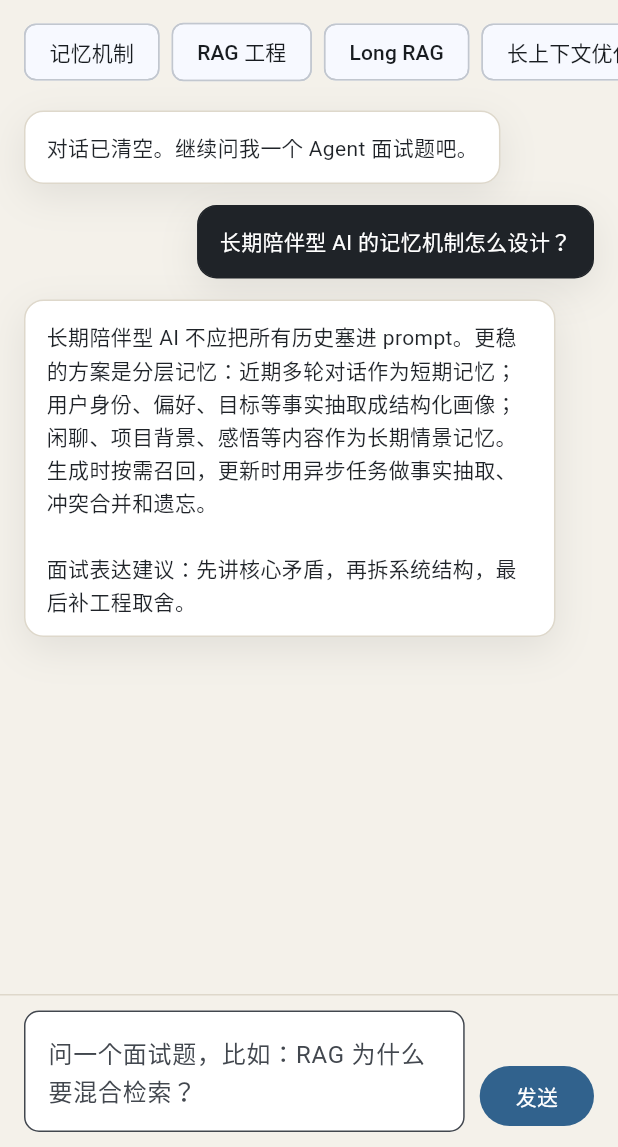
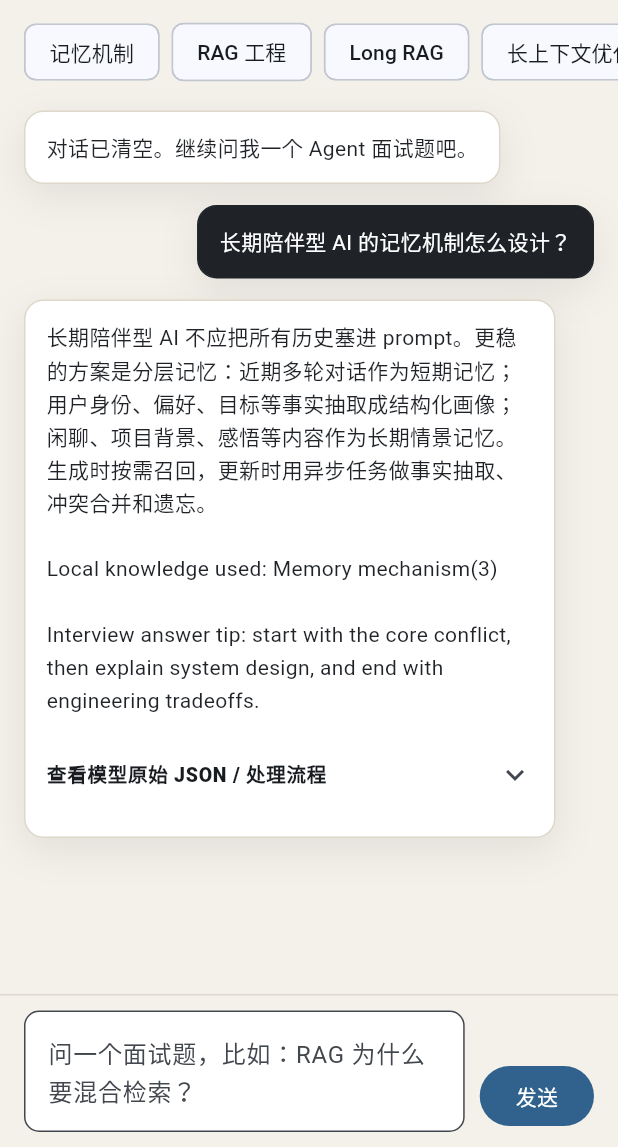
Before and after one commit to cuizihao1992/llm-agent-interview-lab, a Flutter app: the screen it shows after launch, after a tap on the "delete outline" icon, after a tap on "记忆机制", on a phone screen of 412 x 824 dp, the part 89-1236 px from its top. Run offline on Flutter 3.47's test engine with Material 3 defaults, Android fonts, the phone set to English and light mode, and no system bars; our stand-ins replace shared_preferences.

Commit message:
Add local knowledge retrieval

```diff
--- a/apps/flutter_agent_interview/lib/main.dart
+++ b/apps/flutter_agent_interview/lib/main.dart
@@ -67,16 +67,19 @@ class ModelDebugTrace {
   const ModelDebugTrace({
     required this.requestJson,
     required this.responseJson,
+    required this.retrievedKnowledgeJson,
     required this.processedAnswer,
   });
 
   final String requestJson;
   final String responseJson;
+  final String retrievedKnowledgeJson;
   final String processedAnswer;
 
   Map<String, dynamic> toJson() => {
         'requestJson': requestJson,
         'responseJson': responseJson,
+        'retrievedKnowledgeJson': retrievedKnowledgeJson,
         'processedAnswer': processedAnswer,
       };
 
@@ -84,6 +87,7 @@ class ModelDebugTrace {
     return ModelDebugTrace(
       requestJson: json['requestJson'] as String? ?? '',
       responseJson: json['responseJson'] as String? ?? '',
+      retrievedKnowledgeJson: json['retrievedKnowledgeJson'] as String? ?? '',
       processedAnswer: json['processedAnswer'] as String? ?? '',
     );
   }
@@ -107,6 +111,29 @@ class ModelCallException implements Exception {
 
   @override
   String toString() => message;
+}
+
+class RetrievedKnowledge {
+  const RetrievedKnowledge({
+    required this.id,
+    required this.title,
+    required this.content,
+    required this.score,
+  });
+
+  final String id;
+  final String title;
+  final String content;
+  final int score;
+
+  Map<String, dynamic> toJson() => {
+        'id': id,
+        'title': title,
+        'score': score,
+        'content': content,
+      };
+
+  String get promptBlock => '[$title score=$score]\n$content';
 }
 
 class MemoryFact {
@@ -365,10 +392,11 @@ class _ChatScreenState extends State<ChatScreen> {
     _controller.clear();
     _scrollToBottom();
 
+    final retrievedKnowledge = _knowledge.retrieve(question);
     late final ChatMessage assistantMessage;
     if (_settings.hasApiKey) {
       try {
-        final result = await _callModel();
+        final result = await _callModel(retrievedKnowledge);
         assistantMessage = ChatMessage(
           role: 'assistant',
           content: result.answer,
@@ -376,13 +404,14 @@ class _ChatScreenState extends State<ChatScreen> {
         );
       } on ModelCallException catch (error) {
         final fallback =
-            'Model call failed: ${error.message}\n\nFallback local demo:\n${_knowledge.demoAnswer(question, _enabledMemories)}';
+            'Model call failed: ${error.message}\n\nFallback local demo:\n${_knowledge.demoAnswer(question, _enabledMemories, retrievedKnowledge)}';
         assistantMessage = ChatMessage(
           role: 'assistant',
           content: fallback,
           debugTrace: ModelDebugTrace(
             requestJson: error.debugTrace.requestJson,
             responseJson: error.debugTrace.responseJson,
+            retrievedKnowledgeJson: error.debugTrace.retrievedKnowledgeJson,
             processedAnswer: fallback,
           ),
         );
@@ -390,13 +419,34 @@ class _ChatScreenState extends State<ChatScreen> {
         assistantMessage = ChatMessage(
           role: 'assistant',
           content:
-              'Model call failed: $error\n\nFallback local demo:\n${_knowledge.demoAnswer(question, _enabledMemories)}',
+              'Model call failed: $error\n\nFallback local demo:\n${_knowledge.demoAnswer(question, _enabledMemories, retrievedKnowledge)}',
         );
       }
     } else {
       assistantMessage = ChatMessage(
           role: 'assistant',
-          content: _knowledge.demoAnswer(question, _enabledMemories));
+          content: _knowledge.demoAnswer(
+            question,
+            _enabledMemories,
+            retrievedKnowledge,
+          ),
+          debugTrace: ModelDebugTrace(
+            requestJson: _prettyJson({
+              'mode': 'local-demo',
+              'question': question,
+              'enabled_memories':
+                  _enabledMemories.map((memory) => memory.toJson()).toList(),
+            }),
+            responseJson: _prettyJson({'mode': 'local-demo'}),
+            retrievedKnowledgeJson: _prettyJson(
+              retrievedKnowledge.map((item) => item.toJson()).toList(),
+            ),
+            processedAnswer: _knowledge.demoAnswer(
+              question,
+              _enabledMemories,
+              retrievedKnowledge,
+            ),
+          ));
     }
 
     final nextMemories = _mergeMemories(_memories, _extractMemories(question));
@@ -414,7 +464,9 @@ class _ChatScreenState extends State<ChatScreen> {
     _scrollToBottom();
   }
 
-  Future<ModelCallResult> _callModel() async {
+  Future<ModelCallResult> _callModel(
+    List<RetrievedKnowledge> retrievedKnowledge,
+  ) async {
     final endpoint =
         '${_settings.baseUrl.replaceFirst(RegExp(r'/$'), '')}/chat/completions';
     final conversation = _messages
@@ -423,7 +475,7 @@ class _ChatScreenState extends State<ChatScreen> {
     final requestBody = {
       'model': _settings.model,
       'messages': [
-        {'role': 'system', 'content': _systemPrompt()},
+        {'role': 'system', 'content': _systemPrompt(retrievedKnowledge)},
         ...conversation.takeLast(8).map((message) => {
               'role': message.role,
               'content': message.content,
@@ -457,6 +509,9 @@ class _ChatScreenState extends State<ChatScreen> {
         ModelDebugTrace(
           requestJson: requestDebugJson,
           responseJson: responseDebugJson,
+          retrievedKnowledgeJson: _prettyJson(
+            retrievedKnowledge.map((item) => item.toJson()).toList(),
+          ),
           processedAnswer: '',
         ),
       );
@@ -471,6 +526,9 @@ class _ChatScreenState extends State<ChatScreen> {
         debugTrace: ModelDebugTrace(
           requestJson: requestDebugJson,
           responseJson: responseDebugJson,
+          retrievedKnowledgeJson: _prettyJson(
+            retrievedKnowledge.map((item) => item.toJson()).toList(),
+          ),
           processedAnswer: answer,
         ),
       );
@@ -484,29 +542,38 @@ class _ChatScreenState extends State<ChatScreen> {
       debugTrace: ModelDebugTrace(
         requestJson: requestDebugJson,
         responseJson: responseDebugJson,
+        retrievedKnowledgeJson: _prettyJson(
+          retrievedKnowledge.map((item) => item.toJson()).toList(),
+        ),
         processedAnswer: answer,
       ),
     );
   }
 
-  String _systemPrompt() {
+  String _systemPrompt(List<RetrievedKnowledge> retrievedKnowledge) {
     final factText = _enabledMemories.isEmpty
         ? 'none'
         : _enabledMemories.map((fact) => '- ${fact.promptLine}').join('\n');
+    final retrievedText = retrievedKnowledge.isEmpty
+        ? 'none'
+        : retrievedKnowledge.map((item) => item.promptBlock).join('\n\n');
     return '''
-你是一个大模型 Agent 算法面试陪练。请用中文回答，结构清晰，优先给出面试可表达的答案。
+You are an LLM Agent algorithm interview coach. Answer in Chinese with a clear interview-ready structure.
 
-本地用户画像：
+Local user memories:
 $factText
 
-内置知识库：
+Local knowledge retrieved for this question:
+$retrievedText
+
+Built-in knowledge base:
 ${_knowledge.promptContext}
 
-要求：
-1. 先讲核心矛盾。
-2. 再拆系统结构。
-3. 最后补工程取舍。
-4. 不要声称你做了 RAG 检索；当前版本只使用内置知识和本地记忆。
+Requirements:
+1. Start with the core conflict.
+2. Break down the system design.
+3. End with engineering tradeoffs.
+4. Use retrieved local knowledge when relevant, but do not invent external sources.
 ''';
   }
 
@@ -827,6 +894,12 @@ class ModelDebugPanel extends StatelessWidget {
         ),
         children: [
           _DebugBlock(title: '发送给模型', value: trace.requestJson),
+          _DebugBlock(
+            title: '本地知识检索结果',
+            value: trace.retrievedKnowledgeJson.isEmpty
+                ? '[]'
+                : trace.retrievedKnowledgeJson,
+          ),
           _DebugBlock(title: '模型原始返回', value: trace.responseJson),
           _DebugBlock(title: '最终展示内容', value: trace.processedAnswer),
         ],
@@ -1171,6 +1244,107 @@ class _SettingsResult {
 class LocalKnowledge {
   const LocalKnowledge();
 
+  List<RetrievedKnowledge> retrieve(String question, {int topK = 3}) {
+    final lower = question.toLowerCase();
+    final candidates = [
+      const _KnowledgeCandidate(
+        id: 'memory',
+        title: 'Memory mechanism',
+        content: memory,
+        keywords: [
+          'memory',
+          'profile',
+          'preference',
+          'remember',
+          'agent',
+          '记忆',
+          '画像',
+          '偏好',
+          '长期陪伴'
+        ],
+      ),
+      const _KnowledgeCandidate(
+        id: 'rag',
+        title: 'RAG vector data engineering',
+        content: rag,
+        keywords: [
+          'rag',
+          'vector',
+          'embedding',
+          'chunk',
+          'retrieval',
+          'rerank',
+          '向量',
+          '检索',
+          '切片',
+          '重排'
+        ],
+      ),
+      const _KnowledgeCandidate(
+        id: 'long-rag',
+        title: 'Long context and RAG',
+        content: longRag,
+        keywords: [
+          'long',
+          'context',
+          'rag',
+          'token',
+          'cost',
+          'latency',
+          '长上下文',
+          '取代',
+          '成本',
+          '延迟'
+        ],
+      ),
+      const _KnowledgeCandidate(
+        id: 'transformer',
+        title: 'Transformer long context bottlenecks',
+        content: transformer,
+        keywords: [
+          'transformer',
+          'attention',
+          'kv',
+          'flashattention',
+          'gqa',
+          'pagedattention',
+          'rope',
+          '长文本',
+          '显存'
+        ],
+      ),
+    ];
+
+    final scored = candidates
+        .map((candidate) => MapEntry(candidate, candidate.score(lower)))
+        .where((entry) => entry.value > 0)
+        .toList()
+      ..sort((a, b) => b.value.compareTo(a.value));
+
+    if (scored.isEmpty) {
+      return [
+        const RetrievedKnowledge(
+          id: 'rag',
+          title: 'RAG vector data engineering',
+          content: rag,
+          score: 1,
+        ),
+      ];
+    }
+
+    return scored
+        .take(topK)
+        .map(
+          (entry) => RetrievedKnowledge(
+            id: entry.key.id,
+            title: entry.key.title,
+            content: entry.key.content,
+            score: entry.value,
+          ),
+        )
+        .toList();
+  }
+
   String get promptContext => '''
 [memory]
 $memory
@@ -1185,12 +1359,19 @@ $longRag
 $transformer
 ''';
 
-  String demoAnswer(String question, List<MemoryFact> facts) {
+  String demoAnswer(
+    String question,
+    List<MemoryFact> facts,
+    List<RetrievedKnowledge> retrievedKnowledge,
+  ) {
     final key = _pick(question);
     final factHint = facts.isEmpty
         ? ''
         : '\n\nLocal memories used: ${facts.map((fact) => fact.value).join('; ')}';
-    return '${_content(key)}$factHint\n\n面试表达建议：先讲核心矛盾，再拆系统结构，最后补工程取舍。';
+    final retrievedHint = retrievedKnowledge.isEmpty
+        ? ''
+        : '\n\nLocal knowledge used: ${retrievedKnowledge.map((item) => '${item.title}(${item.score})').join('; ')}';
+    return '${_content(key)}$factHint$retrievedHint\n\nInterview answer tip: start with the core conflict, then explain system design, and end with engineering tradeoffs.';
   }
 
   String _pick(String question) {
@@ -1238,6 +1419,30 @@ $transformer
       'Transformer 处理超长上下文的核心瓶颈是自注意力 O(n^2) 计算复杂度、KV Cache 显存与带宽压力、显存 IO 瓶颈以及位置编码外推能力。常见优化包括 FlashAttention、GQA、PagedAttention、RoPE Scaling、ALiBi 等。';
 }
 
+class _KnowledgeCandidate {
+  const _KnowledgeCandidate({
+    required this.id,
+    required this.title,
+    required this.content,
+    required this.keywords,
+  });
+
+  final String id;
+  final String title;
+  final String content;
+  final List<String> keywords;
+
+  int score(String lowerQuestion) {
+    var total = 0;
+    for (final keyword in keywords) {
+      if (lowerQuestion.contains(keyword.toLowerCase())) {
+        total += keyword.length > 3 ? 2 : 1;
+      }
+    }
+    return total;
+  }
+}
+
 String _prettyJson(Object value) {
   return const JsonEncoder.withIndent('  ').convert(value);
 }
--- a/apps/flutter_agent_interview/pubspec.yaml
+++ b/apps/flutter_agent_interview/pubspec.yaml
@@ -1,7 +1,7 @@
 name: flutter_agent_interview
 description: Local-first LLM Agent interview chatbot.
 publish_to: "none"
-version: 0.2.0+2
+version: 0.3.0+3
 
 environment:
   sdk: ">=3.4.0 <4.0.0"
```
